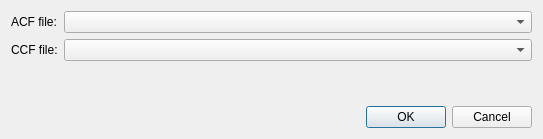
This is plugins/imfccsfit/qfimfccsrelativeccfdialog.ui in jkriege2/QuickFit3 as Qt 5 draws it before an edit. The edited form follows.
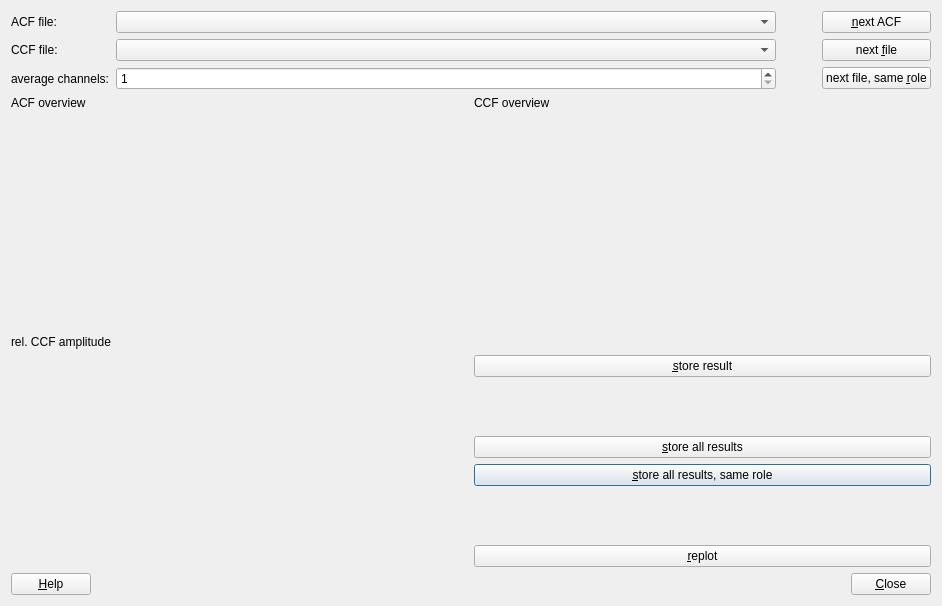
This is the edited form. Icons and pictures are not drawn. Custom widgets are drawn as their Qt base class.

Commit message: QuickFit3/imFCCS: added tool to calculate relative FCCS amplitude (incl. documentation)

```diff
--- a/plugins/imfccsfit/qfimfccsrelativeccfdialog.ui
+++ b/plugins/imfccsfit/qfimfccsrelativeccfdialog.ui
@@ -6,8 +6,8 @@
    <rect>
     <x>0</x>
     <y>0</y>
-    <width>543</width>
-    <height>139</height>
+    <width>942</width>
+    <height>606</height>
    </rect>
   </property>
   <property name="windowTitle">
@@ -15,51 +15,280 @@
   </property>
   <layout class="QVBoxLayout" name="verticalLayout">
    <item>
-    <layout class="QFormLayout" name="formLayout">
-     <item row="0" column="0">
+    <layout class="QGridLayout" name="gridLayout_3" columnstretch="0,1,0,0">
+     <item row="2" column="1">
+      <widget class="QFRDRComboBox" name="cmbCCF"/>
+     </item>
+     <item row="1" column="1">
+      <widget class="QFRDRComboBox" name="cmbACF">
+       <property name="minimumSize">
+        <size>
+         <width>100</width>
+         <height>0</height>
+        </size>
+       </property>
+      </widget>
+     </item>
+     <item row="2" column="0">
+      <widget class="QLabel" name="label_2">
+       <property name="text">
+        <string>CCF file:</string>
+       </property>
+       <property name="buddy">
+        <cstring>cmbCCF</cstring>
+       </property>
+      </widget>
+     </item>
+     <item row="1" column="0">
       <widget class="QLabel" name="label">
        <property name="text">
         <string>ACF file:</string>
        </property>
+       <property name="buddy">
+        <cstring>cmbACF</cstring>
+       </property>
+      </widget>
+     </item>
+     <item row="3" column="0">
+      <widget class="QLabel" name="label_6">
+       <property name="text">
+        <string>average channels:</string>
+       </property>
+      </widget>
+     </item>
+     <item row="3" column="1">
+      <widget class="QSpinBox" name="spinAvg">
+       <property name="minimum">
+        <number>1</number>
+       </property>
+       <property name="maximum">
+        <number>100</number>
+       </property>
+       <property name="singleStep">
+        <number>3</number>
+       </property>
+      </widget>
+     </item>
+     <item row="3" column="3">
+      <widget class="QPushButton" name="btnNextFileSameRole">
+       <property name="text">
+        <string>next file, same &amp;role</string>
+       </property>
+      </widget>
+     </item>
+     <item row="2" column="3">
+      <widget class="QPushButton" name="btnNextFile">
+       <property name="text">
+        <string>next &amp;file</string>
+       </property>
+      </widget>
+     </item>
+     <item row="1" column="3">
+      <widget class="QPushButton" name="btnNextACF">
+       <property name="text">
+        <string>&amp;next ACF</string>
+       </property>
+      </widget>
+     </item>
+     <item row="1" column="2">
+      <spacer name="horizontalSpacer_2">
+       <property name="orientation">
+        <enum>Qt::Horizontal</enum>
+       </property>
+       <property name="sizeType">
+        <enum>QSizePolicy::Fixed</enum>
+       </property>
+       <property name="sizeHint" stdset="0">
+        <size>
+         <width>40</width>
+         <height>20</height>
+        </size>
+       </property>
+      </spacer>
+     </item>
+    </layout>
+   </item>
+   <item>
+    <layout class="QGridLayout" name="gridLayout" rowstretch="0,1,0,1" columnstretch="1,1">
+     <item row="1" column="1">
+      <widget class="QFRDRImageToRunPreview" name="widOverviewCCF" native="true">
+       <property name="minimumSize">
+        <size>
+         <width>100</width>
+         <height>100</height>
+        </size>
+       </property>
       </widget>
      </item>
      <item row="0" column="1">
-      <widget class="QFRDRComboBox" name="cmbACF"/>
+      <widget class="QLabel" name="label_4">
+       <property name="text">
+        <string>CCF overview</string>
+       </property>
+       <property name="buddy">
+        <cstring>widOverviewCCF</cstring>
+       </property>
+      </widget>
+     </item>
+     <item row="3" column="1">
+      <layout class="QGridLayout" name="gridLayout_2" columnstretch="0">
+       <item row="1" column="0">
+        <widget class="QPushButton" name="btnStoreData">
+         <property name="text">
+          <string>&amp;store result</string>
+         </property>
+         <property name="icon">
+          <iconset resource="../../lib/lib.qrc">
+           <normaloff>:/lib/file_add.png</normaloff>:/lib/file_add.png</iconset>
+         </property>
+         <property name="default">
+          <bool>true</bool>
+         </property>
+        </widget>
+       </item>
+       <item row="3" column="0">
+        <widget class="QPushButton" name="btnStoreDataAll">
+         <property name="text">
+          <string>&amp;store all results</string>
+         </property>
+         <property name="icon">
+          <iconset resource="../../lib/lib.qrc">
+           <normaloff>:/lib/file_add.png</normaloff>:/lib/file_add.png</iconset>
+         </property>
+         <property name="default">
+          <bool>true</bool>
+         </property>
+        </widget>
+       </item>
+       <item row="6" column="0">
+        <widget class="QPushButton" name="btnReplot">
+         <property name="text">
+          <string>&amp;replot</string>
+         </property>
+        </widget>
+       </item>
+       <item row="5" column="0">
+        <spacer name="verticalSpacer">
+         <property name="orientation">
+          <enum>Qt::Vertical</enum>
+         </property>
+         <property name="sizeHint" stdset="0">
+          <size>
+           <width>20</width>
+           <height>40</height>
+          </size>
+         </property>
+        </spacer>
+       </item>
+       <item row="4" column="0">
+        <widget class="QPushButton" name="btnStoreDataAllSameRole">
+         <property name="text">
+          <string>&amp;store all results, same role</string>
+         </property>
+         <property name="icon">
+          <iconset resource="../../lib/lib.qrc">
+           <normaloff>:/lib/file_add.png</normaloff>:/lib/file_add.png</iconset>
+         </property>
+         <property name="default">
+          <bool>true</bool>
+         </property>
+        </widget>
+       </item>
+       <item row="2" column="0">
+        <spacer name="verticalSpacer_2">
+         <property name="orientation">
+          <enum>Qt::Vertical</enum>
+         </property>
+         <property name="sizeHint" stdset="0">
+          <size>
+           <width>20</width>
+           <height>40</height>
+          </size>
+         </property>
+        </spacer>
+       </item>
+      </layout>
+     </item>
+     <item row="0" column="0">
+      <widget class="QLabel" name="label_3">
+       <property name="text">
+        <string>ACF overview</string>
+       </property>
+       <property name="buddy">
+        <cstring>widOverviewACF</cstring>
+       </property>
+      </widget>
+     </item>
+     <item row="3" column="0">
+      <widget class="QFPlotter" name="pltData" native="true">
+       <property name="minimumSize">
+        <size>
+         <width>100</width>
+         <height>100</height>
+        </size>
+       </property>
+      </widget>
+     </item>
+     <item row="2" column="0">
+      <widget class="QLabel" name="label_5">
+       <property name="text">
+        <string>rel. CCF amplitude</string>
+       </property>
+       <property name="buddy">
+        <cstring>pltData</cstring>
+       </property>
+      </widget>
      </item>
      <item row="1" column="0">
-      <widget class="QLabel" name="label_2">
-       <property name="text">
-        <string>CCF file:</string>
+      <widget class="QFRDRImageToRunPreview" name="widOverviewACF" native="true">
+       <property name="minimumSize">
+        <size>
+         <width>100</width>
+         <height>100</height>
+        </size>
        </property>
       </widget>
      </item>
-     <item row="1" column="1">
-      <widget class="QFRDRComboBox" name="cmbCCF"/>
-     </item>
     </layout>
    </item>
    <item>
-    <spacer name="verticalSpacer">
-     <property name="orientation">
-      <enum>Qt::Vertical</enum>
-     </property>
-     <property name="sizeHint" stdset="0">
-      <size>
-       <width>20</width>
-       <height>40</height>
-      </size>
-     </property>
-    </spacer>
-   </item>
-   <item>
-    <widget class="QDialogButtonBox" name="buttonBox">
-     <property name="orientation">
-      <enum>Qt::Horizontal</enum>
-     </property>
-     <property name="standardButtons">
-      <set>QDialogButtonBox::Cancel|QDialogButtonBox::Ok</set>
-     </property>
-    </widget>
+    <layout class="QHBoxLayout" name="horizontalLayout">
+     <item>
+      <widget class="QPushButton" name="btnHelp">
+       <property name="text">
+        <string>&amp;Help</string>
+       </property>
+       <property name="icon">
+        <iconset resource="../../lib/lib.qrc">
+         <normaloff>:/lib/help.png</normaloff>:/lib/help.png</iconset>
+       </property>
+      </widget>
+     </item>
+     <item>
+      <spacer name="horizontalSpacer">
+       <property name="orientation">
+        <enum>Qt::Horizontal</enum>
+       </property>
+       <property name="sizeHint" stdset="0">
+        <size>
+         <width>40</width>
+         <height>20</height>
+        </size>
+       </property>
+      </spacer>
+     </item>
+     <item>
+      <widget class="QPushButton" name="pushButton">
+       <property name="text">
+        <string>&amp;Close</string>
+       </property>
+       <property name="icon">
+        <iconset resource="../../lib/lib.qrc">
+         <normaloff>:/lib/exit.png</normaloff>:/lib/exit.png</iconset>
+       </property>
+      </widget>
+     </item>
+    </layout>
    </item>
   </layout>
  </widget>
@@ -69,6 +298,18 @@
    <extends>QComboBox</extends>
    <header>qfrdrcombobox.h</header>
   </customwidget>
+  <customwidget>
+   <class>QFPlotter</class>
+   <extends>QWidget</extends>
+   <header>qfplotter.h</header>
+   <container>1</container>
+  </customwidget>
+  <customwidget>
+   <class>QFRDRImageToRunPreview</class>
+   <extends>QWidget</extends>
+   <header>qfrdrimagetorunpreview.h</header>
+   <container>1</container>
+  </customwidget>
  </customwidgets>
  <resources/>
  <connections>
```
Left out of the diff: 59 changed lines with no effect on the pictures. The commit also changes 14 other files.
